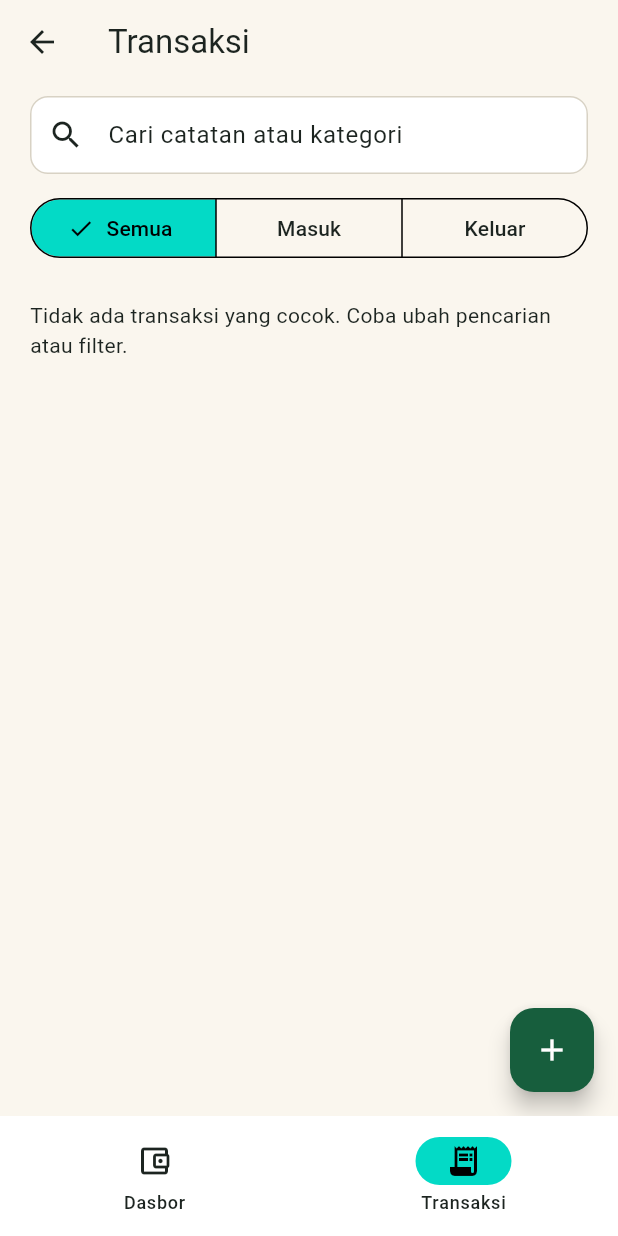
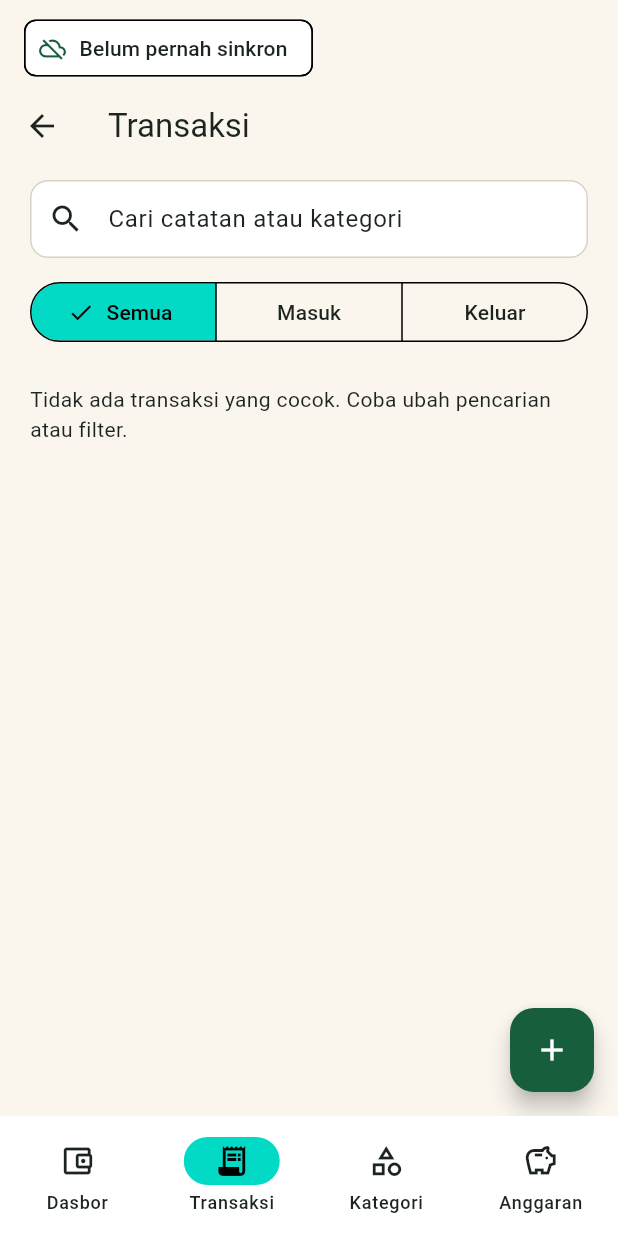
Before and after one commit to bintangyudhis/dompetku-app, a Flutter app: the MainScreen screen opened directly, after a tap on "Lihat semua", on a phone screen of 412 x 824 dp. Run offline on Flutter 3.47's test engine with Material 3 defaults, Android fonts, the phone set to English and light mode, and no system bars; our stand-ins replace fl_chart, flutter_secure_storage, sqflite; accounts and stored records are empty.

Commit message:
Day 10: navigasi Kategori dan Anggaran plus baris status sinkronisasi [skip-vercel]

```diff
--- a/lib/screens/main_screen.dart
+++ b/lib/screens/main_screen.dart
@@ -1,15 +1,25 @@
 import 'package:flutter/material.dart';
 import 'package:provider/provider.dart';
 
+import '../data/sync_service.dart';
+import '../state/auth_state.dart';
+import '../state/budgets_state.dart';
+import '../state/categories_state.dart';
 import '../state/dashboard_state.dart';
 import '../state/transactions_state.dart';
+import '../widgets/sync_status_chip.dart';
+import 'budgets_screen.dart';
+import 'categories_screen.dart';
 import 'dashboard_screen.dart';
 import 'transactions_screen.dart';
 
-/// Shell utama setelah login: navigasi bawah Dasbor / Transaksi.
+/// Shell utama setelah login: navigasi bawah Dasbor / Transaksi /
+/// Kategori / Anggaran.
 ///
-/// Kedua state dibuat di sini supaya dasbor dan transaksi berbagi satu
-/// sumber data selama aplikasi berjalan.
+/// Semua state dibuat di sini supaya layar berbagi satu sumber data
+/// selama aplikasi berjalan. Baris chip sinkronisasi di atas layar
+/// menampilkan status antrean offline; mengetuknya menjalankan
+/// sinkronisasi lalu memuat ulang semua layar bila berhasil.
 class MainScreen extends StatefulWidget {
   const MainScreen({super.key});
 
@@ -19,6 +29,34 @@ class MainScreen extends StatefulWidget {
 
 class _MainScreenState extends State<MainScreen> {
   var _index = 0;
+  var _syncInit = false;
+
+  @override
+  void didChangeDependencies() {
+    super.didChangeDependencies();
+    if (_syncInit) return;
+    _syncInit = true;
+    WidgetsBinding.instance.addPostFrameCallback((_) {
+      context.read<SyncService>().refresh();
+    });
+  }
+
+  Future<void> _syncAll() async {
+    // Ditangkap dulu: konteks tidak boleh dipakai setelah await.
+    final token = context.read<AuthState>().session?.token;
+    if (token == null) return;
+    final sync = context.read<SyncService>();
+    final dashboard = context.read<DashboardState>();
+    final transactions = context.read<TransactionsState>();
+    final categories = context.read<CategoriesState>();
+    final budgets = context.read<BudgetsState>();
+    final ok = await sync.sync(token);
+    if (!mounted || !ok) return;
+    await dashboard.load(token);
+    await transactions.load(token);
+    await categories.load(token);
+    await budgets.load(token);
+  }
 
   @override
   Widget build(BuildContext context) {
@@ -26,14 +64,35 @@ class _MainScreenState extends State<MainScreen> {
       providers: [
         ChangeNotifierProvider(create: (_) => DashboardState()),
         ChangeNotifierProvider(create: (_) => TransactionsState()),
+        ChangeNotifierProvider(create: (_) => CategoriesState()),
+        ChangeNotifierProvider(create: (_) => BudgetsState()),
+        ChangeNotifierProvider(create: (_) => SyncService()),
       ],
       child: Builder(
         builder: (context) => Scaffold(
-          body: IndexedStack(
-            index: _index,
+          body: Column(
             children: [
-              DashboardScreen(onSeeAll: () => setState(() => _index = 1)),
-              const TransactionsScreen(),
+              SafeArea(
+                bottom: false,
+                child: Padding(
+                  padding: const EdgeInsets.fromLTRB(16, 8, 16, 0),
+                  child: Align(
+                    alignment: Alignment.centerLeft,
+                    child: SyncStatusChip(onSyncPressed: _syncAll),
+                  ),
+                ),
+              ),
+              Expanded(
+                child: IndexedStack(
+                  index: _index,
+                  children: [
+                    DashboardScreen(onSeeAll: () => setState(() => _index = 1)),
+                    const TransactionsScreen(),
+                    const CategoriesScreen(),
+                    const BudgetsScreen(),
+                  ],
+                ),
+              ),
             ],
           ),
           bottomNavigationBar: NavigationBar(
@@ -50,6 +109,16 @@ class _MainScreenState extends State<MainScreen> {
                 selectedIcon: Icon(Icons.receipt_long),
                 label: 'Transaksi',
               ),
+              NavigationDestination(
+                icon: Icon(Icons.category_outlined),
+                selectedIcon: Icon(Icons.category),
+                label: 'Kategori',
+              ),
+              NavigationDestination(
+                icon: Icon(Icons.savings_outlined),
+                selectedIcon: Icon(Icons.savings),
+                label: 'Anggaran',
+              ),
             ],
           ),
         ),
```
